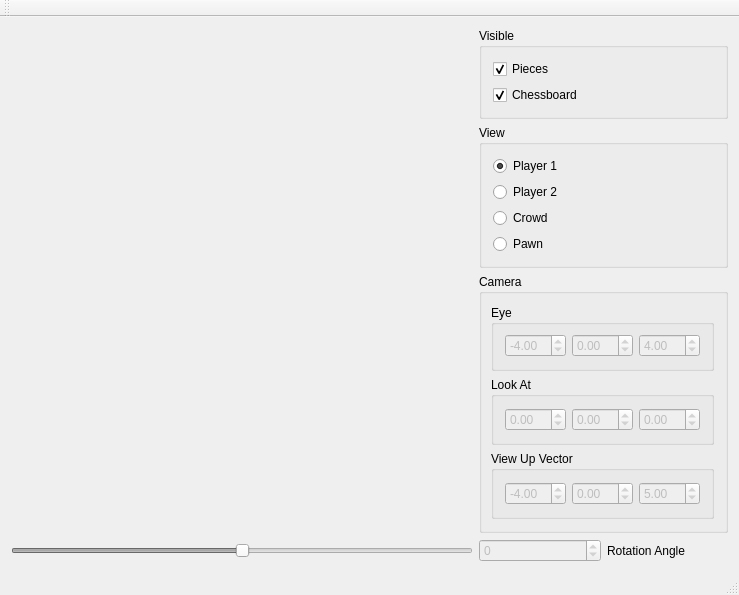
Above: Chess/res/layout/mainwindow.ui from paulobruno/ComputerGraphics before the change. Below: the same form after it.
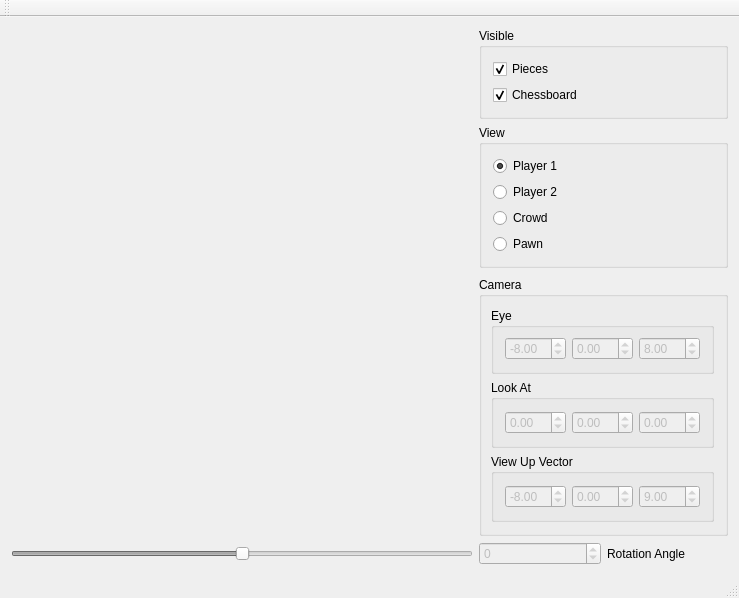
That is the form after the change. Custom widgets are drawn as their Qt base class.

The edit to the form file:
```diff
--- a/Chess/res/layout/mainwindow.ui
+++ b/Chess/res/layout/mainwindow.ui
@@ -7,7 +7,7 @@
     <x>0</x>
     <y>0</y>
     <width>739</width>
-    <height>590</height>
+    <height>598</height>
    </rect>
   </property>
   <property name="windowTitle">
@@ -183,7 +183,7 @@
                <double>0.250000000000000</double>
               </property>
               <property name="value">
-               <double>-4.000000000000000</double>
+               <double>-8.000000000000000</double>
               </property>
              </widget>
             </item>
@@ -218,7 +218,7 @@
                <double>0.250000000000000</double>
               </property>
               <property name="value">
-               <double>4.000000000000000</double>
+               <double>8.000000000000000</double>
               </property>
              </widget>
             </item>
@@ -315,7 +315,7 @@
                <double>0.250000000000000</double>
               </property>
               <property name="value">
-               <double>-4.000000000000000</double>
+               <double>-8.000000000000000</double>
               </property>
              </widget>
             </item>
@@ -350,7 +350,7 @@
                <double>0.250000000000000</double>
               </property>
               <property name="value">
-               <double>5.000000000000000</double>
+               <double>9.000000000000000</double>
               </property>
              </widget>
             </item>
```
